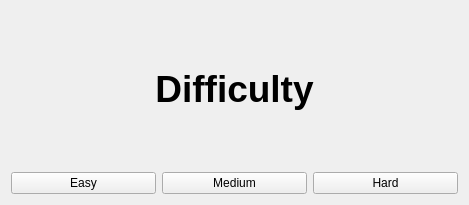
The window that gameconfig.ui (icevin/MemoryCards) describes before a commit, drawn with Qt 5.
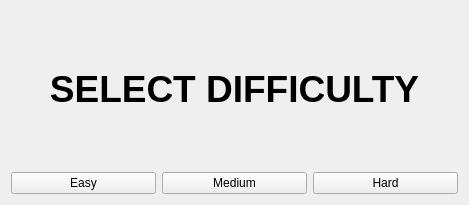
The same window after the commit.

What changed in the file:
```diff
--- a/gameconfig.ui
+++ b/gameconfig.ui
@@ -24,7 +24,7 @@
       </font>
      </property>
      <property name="text">
-      <string>Difficulty</string>
+      <string>SELECT DIFFICULTY</string>
      </property>
      <property name="textFormat">
       <enum>Qt::PlainText</enum>
```
